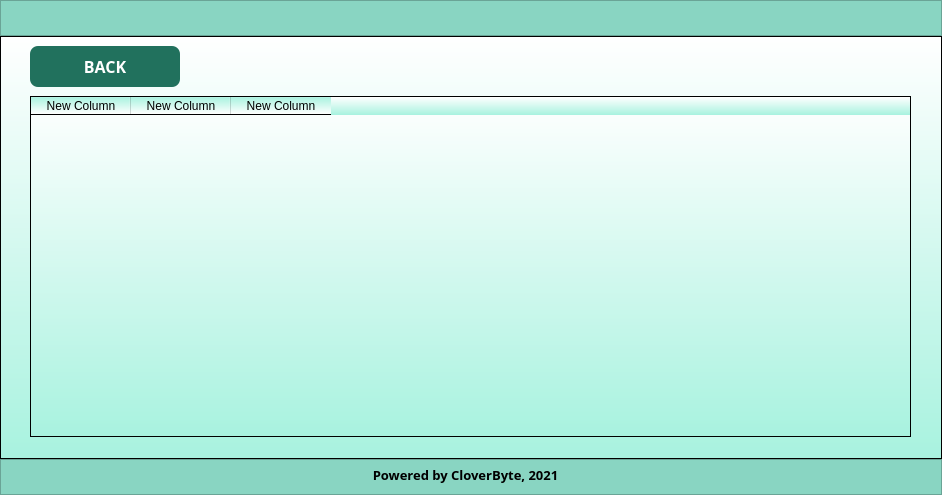
The window that log.ui (marcryangil/facemaskdetection) describes before a commit, drawn with Qt 5.
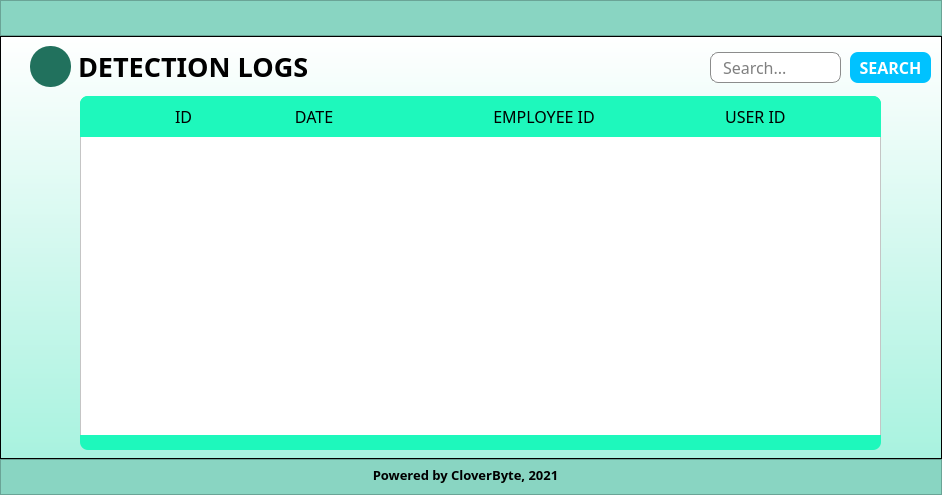
The same window after the commit. Icons and pictures are not drawn.

Commit message: create detection logs

What changed in the file:
```diff
--- a/log.ui
+++ b/log.ui
@@ -100,44 +100,50 @@
       <property name="frameShadow">
        <enum>QFrame::Raised</enum>
       </property>
-      <widget class="QTableWidget" name="tableWidget">
+      <widget class="QLineEdit" name="lineSearch_2">
        <property name="geometry">
         <rect>
-         <x>30</x>
-         <y>60</y>
-         <width>881</width>
-         <height>341</height>
+         <x>710</x>
+         <y>16</y>
+         <width>131</width>
+         <height>31</height>
         </rect>
        </property>
-       <column>
-        <property name="text">
-         <string>New Column</string>
-        </property>
-       </column>
-       <column>
-        <property name="text">
-         <string>New Column</string>
-        </property>
-       </column>
-       <column>
-        <property name="text">
-         <string>New Column</string>
-        </property>
-       </column>
+       <property name="font">
+        <font>
+         <family>Work Sans</family>
+         <pointsize>12</pointsize>
+        </font>
+       </property>
+       <property name="styleSheet">
+        <string notr="true">QLineEdit{
+	background-color: rgb(255, 255, 255);
+	border-style: solid;
+    border-width: 1px;
+    border-radius: 8px;
+    border-color: rgb(140, 140, 140);
+	padding-left: 10px;
+	padding-right: 10px; 
+}
+</string>
+       </property>
+       <property name="placeholderText">
+        <string>Search...</string>
+       </property>
       </widget>
       <widget class="QPushButton" name="gobackbtn">
        <property name="geometry">
         <rect>
          <x>30</x>
          <y>10</y>
-         <width>150</width>
+         <width>41</width>
          <height>41</height>
         </rect>
        </property>
        <property name="minimumSize">
         <size>
-         <width>150</width>
-         <height>41</height>
+         <width>0</width>
+         <height>0</height>
         </size>
        </property>
        <property name="font">
@@ -153,7 +159,7 @@
 	background-color: rgb(33, 113, 93);
 	border: none;
 	color: rgb(255, 255, 255);
-	border-radius: 8px;
+	border-radius: 20px;
 }
 QPushButton:hover{
 	background-color: rgb(46, 159, 131);
@@ -163,12 +169,381 @@
 }</string>
        </property>
        <property name="text">
-        <string>BACK</string>
+        <string/>
        </property>
+       <property name="icon">
+        <iconset resource="resources.qrc">
+         <normaloff>:/newPrefix/back_white.png</normaloff>:/newPrefix/back_white.png</iconset>
+       </property>
+       <property name="iconSize">
+        <size>
+         <width>45</width>
+         <height>45</height>
+        </size>
+       </property>
        <property name="flat">
         <bool>false</bool>
        </property>
       </widget>
+      <widget class="QFrame" name="frame_7">
+       <property name="geometry">
+        <rect>
+         <x>80</x>
+         <y>399</y>
+         <width>801</width>
+         <height>15</height>
+        </rect>
+       </property>
+       <property name="styleSheet">
+        <string notr="true">background-color: rgb(30, 248, 188);
+border: none;
+border-bottom-right-radius: 8px;
+border-bottom-left-radius: 8px;</string>
+       </property>
+       <property name="frameShape">
+        <enum>QFrame::StyledPanel</enum>
+       </property>
+       <property name="frameShadow">
+        <enum>QFrame::Raised</enum>
+       </property>
+      </widget>
+      <widget class="QLabel" name="label_9">
+       <property name="geometry">
+        <rect>
+         <x>78</x>
+         <y>15</y>
+         <width>271</width>
+         <height>31</height>
+        </rect>
+       </property>
+       <property name="font">
+        <font>
+         <family>Work Sans SemiBold</family>
+         <pointsize>20</pointsize>
+         <weight>75</weight>
+         <bold>true</bold>
+        </font>
+       </property>
+       <property name="styleSheet">
+        <string notr="true">background-color: transparent;</string>
+       </property>
+       <property name="text">
+        <string>DETECTION LOGS</string>
+       </property>
+      </widget>
+      <widget class="QPushButton" name="btnSearch_2">
+       <property name="geometry">
+        <rect>
+         <x>850</x>
+         <y>16</y>
+         <width>81</width>
+         <height>31</height>
+        </rect>
+       </property>
+       <property name="minimumSize">
+        <size>
+         <width>0</width>
+         <height>0</height>
+        </size>
+       </property>
+       <property name="font">
+        <font>
+         <family>Work Sans SemiBold</family>
+         <pointsize>12</pointsize>
+         <weight>75</weight>
+         <bold>true</bold>
+        </font>
+       </property>
+       <property name="autoFillBackground">
+        <bool>false</bool>
+       </property>
+       <property name="styleSheet">
+        <string notr="true">QPushButton{
+	background-color: rgb(0,194,255);
+	border: none;
+	color: rgb(255, 255, 255);
+	border-radius: 8px;
+}
+QPushButton:hover{
+	background-color: rgb(31, 211, 166);
+}
+QPushButton:pressed{
+	background-color: rgb(22, 154, 121)
+}</string>
+       </property>
+       <property name="text">
+        <string>SEARCH</string>
+       </property>
+       <property name="flat">
+        <bool>false</bool>
+       </property>
+      </widget>
+      <widget class="QFrame" name="frame_6">
+       <property name="geometry">
+        <rect>
+         <x>80</x>
+         <y>60</y>
+         <width>801</width>
+         <height>41</height>
+        </rect>
+       </property>
+       <property name="styleSheet">
+        <string notr="true">background-color: rgb(30, 248, 188);
+border: none;
+border-top-right-radius: 8px;
+border-top-left-radius: 8px;</string>
+       </property>
+       <property name="frameShape">
+        <enum>QFrame::StyledPanel</enum>
+       </property>
+       <property name="frameShadow">
+        <enum>QFrame::Raised</enum>
+       </property>
+       <widget class="QWidget" name="horizontalLayoutWidget_3">
+        <property name="geometry">
+         <rect>
+          <x>0</x>
+          <y>0</y>
+          <width>801</width>
+          <height>41</height>
+         </rect>
+        </property>
+        <layout class="QHBoxLayout" name="horizontalLayout_3">
+         <item>
+          <widget class="QLabel" name="label_22">
+           <property name="font">
+            <font>
+             <family>Work Sans Medium</family>
+             <pointsize>12</pointsize>
+             <weight>50</weight>
+             <bold>false</bold>
+            </font>
+           </property>
+           <property name="styleSheet">
+            <string notr="true">background-color: transparent;
+border: none;
+color: rgb(0, 0, 0);
+border-radius: 8px;</string>
+           </property>
+           <property name="text">
+            <string/>
+           </property>
+          </widget>
+         </item>
+         <item>
+          <widget class="QLabel" name="label_24">
+           <property name="font">
+            <font>
+             <family>Work Sans Medium</family>
+             <pointsize>12</pointsize>
+             <weight>50</weight>
+             <bold>false</bold>
+            </font>
+           </property>
+           <property name="styleSheet">
+            <string notr="true">background-color: transparent;
+border: none;
+color: rgb(0, 0, 0);
+border-radius: 8px;</string>
+           </property>
+           <property name="text">
+            <string>ID</string>
+           </property>
+          </widget>
+         </item>
+         <item>
+          <widget class="QLabel" name="label_25">
+           <property name="font">
+            <font>
+             <family>Work Sans Medium</family>
+             <pointsize>12</pointsize>
+             <weight>50</weight>
+             <bold>false</bold>
+            </font>
+           </property>
+           <property name="styleSheet">
+            <string notr="true">background-color: transparent;
+border: none;
+color: rgb(0, 0, 0);
+border-radius: 8px;</string>
+           </property>
+           <property name="text">
+            <string>      DATE</string>
+           </property>
+          </widget>
+         </item>
+         <item>
+          <widget class="QLabel" name="label_26">
+           <property name="font">
+            <font>
+             <family>Work Sans Medium</family>
+             <pointsize>12</pointsize>
+             <weight>50</weight>
+             <bold>false</bold>
+            </font>
+           </property>
+           <property name="styleSheet">
+            <string notr="true">background-color: transparent;
+border: none;
+color: rgb(0, 0, 0);
+border-radius: 8px;</string>
+           </property>
+           <property name="text">
+            <string/>
+           </property>
+          </widget>
+         </item>
+         <item>
+          <widget class="QLabel" name="label_27">
+           <property name="font">
+            <font>
+             <family>Work Sans Medium</family>
+             <pointsize>12</pointsize>
+             <weight>50</weight>
+             <bold>false</bold>
+            </font>
+           </property>
+           <property name="styleSheet">
+            <string notr="true">background-color: transparent;
+border: none;
+color: rgb(0, 0, 0);
+border-radius: 8px;</string>
+           </property>
+           <property name="text">
+            <string>        EMPLOYEE ID</string>
+           </property>
+          </widget>
+         </item>
+         <item>
+          <widget class="QLabel" name="label_28">
+           <property name="font">
+            <font>
+             <family>Work Sans Medium</family>
+             <pointsize>12</pointsize>
+             <weight>50</weight>
+             <bold>false</bold>
+            </font>
+           </property>
+           <property name="styleSheet">
+            <string notr="true">background-color: transparent;
+border: none;
+color: rgb(0, 0, 0);
+border-radius: 8px;</string>
+           </property>
+           <property name="text">
+            <string/>
+           </property>
+          </widget>
+         </item>
+         <item>
+          <widget class="QLabel" name="label_29">
+           <property name="font">
+            <font>
+             <family>Work Sans Medium</family>
+             <pointsize>12</pointsize>
+             <weight>50</weight>
+             <bold>false</bold>
+            </font>
+           </property>
+           <property name="styleSheet">
+            <string notr="true">background-color: transparent;
+border: none;
+color: rgb(0, 0, 0);
+border-radius: 8px;</string>
+           </property>
+           <property name="text">
+            <string>       USER ID</string>
+           </property>
+          </widget>
+         </item>
+         <item>
+          <widget class="QLabel" name="label_31">
+           <property name="font">
+            <font>
+             <family>Work Sans Medium</family>
+             <pointsize>12</pointsize>
+             <weight>50</weight>
+             <bold>false</bold>
+            </font>
+           </property>
+           <property name="styleSheet">
+            <string notr="true">background-color: transparent;
+border: none;
+color: rgb(0, 0, 0);
+border-radius: 8px;</string>
+           </property>
+           <property name="text">
+            <string/>
+           </property>
+          </widget>
+         </item>
+        </layout>
+       </widget>
+      </widget>
+      <widget class="QTableWidget" name="tableWidget">
+       <property name="geometry">
+        <rect>
+         <x>80</x>
+         <y>80</y>
+         <width>801</width>
+         <height>321</height>
+        </rect>
+       </property>
+       <property name="font">
+        <font>
+         <family>Work Sans</family>
+         <pointsize>12</pointsize>
+        </font>
+       </property>
+       <property name="autoFillBackground">
+        <bool>false</bool>
+       </property>
+       <property name="styleSheet">
+        <string notr="true">
+
+QTableWidget{
+	color: rgb(90,90,90);
+	background-color: rgb(255,255,255);
+}
+
+QTableView::item{
+	border-bottom: 1px solid #696969;
+}</string>
+       </property>
+       <attribute name="horizontalHeaderStretchLastSection">
+        <bool>false</bool>
+       </attribute>
+       <attribute name="verticalHeaderVisible">
+        <bool>false</bool>
+       </attribute>
+       <column>
+        <property name="text">
+         <string>New Column</string>
+        </property>
+       </column>
+       <column>
+        <property name="text">
+         <string>New Column</string>
+        </property>
+       </column>
+       <column>
+        <property name="text">
+         <string>New Column</string>
+        </property>
+       </column>
+       <column>
+        <property name="text">
+         <string>New Column</string>
+        </property>
+       </column>
+      </widget>
+      <zorder>tableWidget</zorder>
+      <zorder>lineSearch_2</zorder>
+      <zorder>gobackbtn</zorder>
+      <zorder>frame_7</zorder>
+      <zorder>label_9</zorder>
+      <zorder>btnSearch_2</zorder>
+      <zorder>frame_6</zorder>
      </widget>
     </item>
     <item>
```
Left out of the diff: 3 changed lines with no effect on the pictures. The commit also changes 6 other files.
